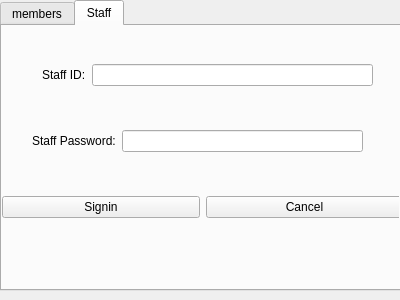
Above: CS106_QT_APP/UI_files/signin.ui from jazman43/CS106_QT6_APP before the change. Below: the same form after it.
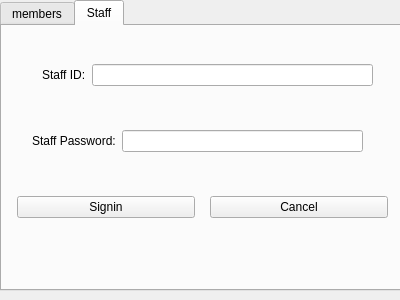
That is the form after the change. The open tabs and pages were chosen to show the change.

```diff
--- a/CS106_QT_APP/UI_files/signin.ui
+++ b/CS106_QT_APP/UI_files/signin.ui
@@ -217,6 +217,15 @@
          </item>
          <item>
           <layout class="QHBoxLayout" name="horizontalLayout_4">
+           <property name="spacing">
+            <number>15</number>
+           </property>
+           <property name="leftMargin">
+            <number>15</number>
+           </property>
+           <property name="rightMargin">
+            <number>15</number>
+           </property>
            <item>
             <widget class="QPushButton" name="pushButton_staffSignin">
              <property name="text">
```
Left out of the diff: 11 changed lines with no effect on the pictures.
